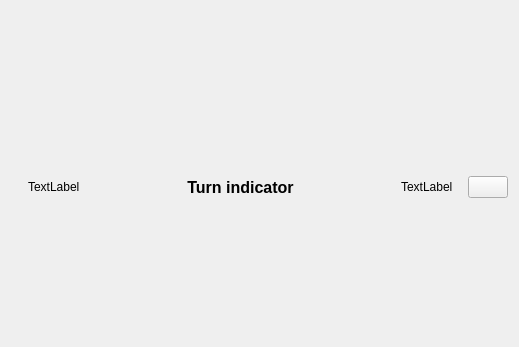
LepTho2233127/CNChess, file python/ui/gamePage.ui: the form before one commit; both pictures show x 214 to 733 and y 0 to 347 of the 733 by 569 pixel window.
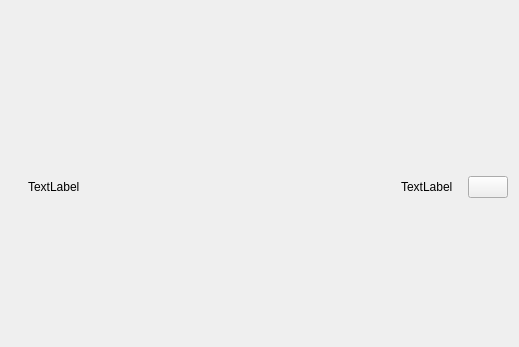
The form after the commit. Icons and pictures are not drawn.

Commit message: added turn indicator

```diff
--- a/python/ui/gamePage.ui
+++ b/python/ui/gamePage.ui
@@ -86,7 +86,7 @@
             </font>
            </property>
            <property name="text">
-            <string>Turn indicator</string>
+            <string/>
            </property>
            <property name="alignment">
             <set>Qt::AlignCenter</set>
```
The commit also changes 2 other files.
